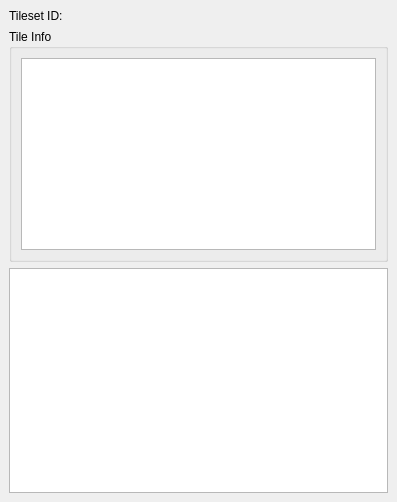
This is DockWidget/tile16dockwidget.ui in wario-land/WL4Editor as Qt 5 draws it before an edit. The edited form follows.
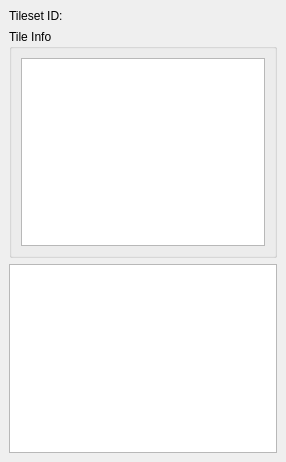
This is the edited form. Custom widgets are drawn as their Qt base class.

The edit to the form file:
```diff
--- a/DockWidget/tile16dockwidget.ui
+++ b/DockWidget/tile16dockwidget.ui
@@ -6,10 +6,16 @@
    <rect>
     <x>0</x>
     <y>0</y>
-    <width>397</width>
-    <height>502</height>
+    <width>286</width>
+    <height>462</height>
    </rect>
   </property>
+  <property name="sizePolicy">
+   <sizepolicy hsizetype="Preferred" vsizetype="Preferred">
+    <horstretch>0</horstretch>
+    <verstretch>0</verstretch>
+   </sizepolicy>
+  </property>
   <property name="features">
    <set>QDockWidget::DockWidgetFloatable|QDockWidget::DockWidgetMovable</set>
   </property>
```
